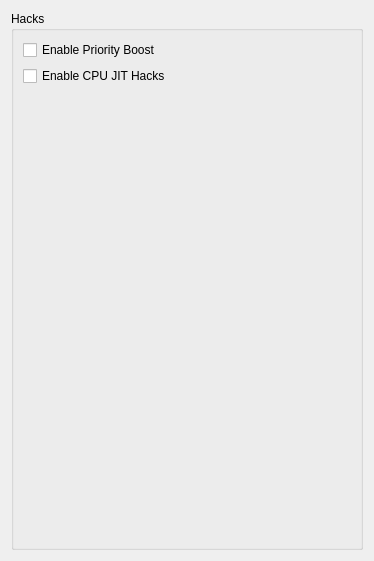
The window that src/citra_qt/configuration/configure_hacks.ui (grimtnt/citra) describes before a commit, drawn with Qt 5.
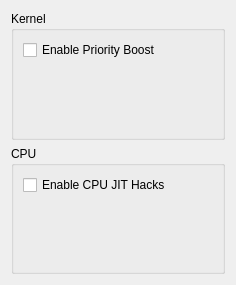
The same window after the commit.

What changed in the file:
```diff
--- a/src/citra_qt/configuration/configure_hacks.ui
+++ b/src/citra_qt/configuration/configure_hacks.ui
@@ -6,8 +6,8 @@
    <rect>
     <x>0</x>
     <y>0</y>
-    <width>374</width>
-    <height>561</height>
+    <width>236</width>
+    <height>285</height>
    </rect>
   </property>
   <property name="windowTitle">
@@ -19,7 +19,7 @@
      <item>
       <widget class="QGroupBox" name="groupbox_hacks">
        <property name="title">
-        <string>Hacks</string>
+        <string>Kernel</string>
        </property>
        <layout class="QVBoxLayout" name="Hacks">
         <item>
@@ -30,6 +30,28 @@
          </widget>
         </item>
         <item>
+         <spacer name="verticalSpacer">
+          <property name="orientation">
+           <enum>Qt::Vertical</enum>
+          </property>
+          <property name="sizeHint" stdset="0">
+           <size>
+            <width>20</width>
+            <height>40</height>
+           </size>
+          </property>
+         </spacer>
+        </item>
+       </layout>
+      </widget>
+     </item>
+     <item>
+      <widget class="QGroupBox" name="groupBox">
+       <property name="title">
+        <string>CPU</string>
+       </property>
+       <layout class="QVBoxLayout" name="verticalLayout_2">
+        <item>
          <widget class="QCheckBox" name="toggle_cpu_jit_hacks">
           <property name="text">
            <string>Enable CPU JIT Hacks</string>
@@ -37,7 +59,7 @@
          </widget>
         </item>
         <item>
-         <spacer name="verticalSpacer">
+         <spacer name="verticalSpacer_2">
           <property name="orientation">
            <enum>Qt::Vertical</enum>
           </property>
```
Left out of the diff: 13 changed lines with no effect on the pictures.
